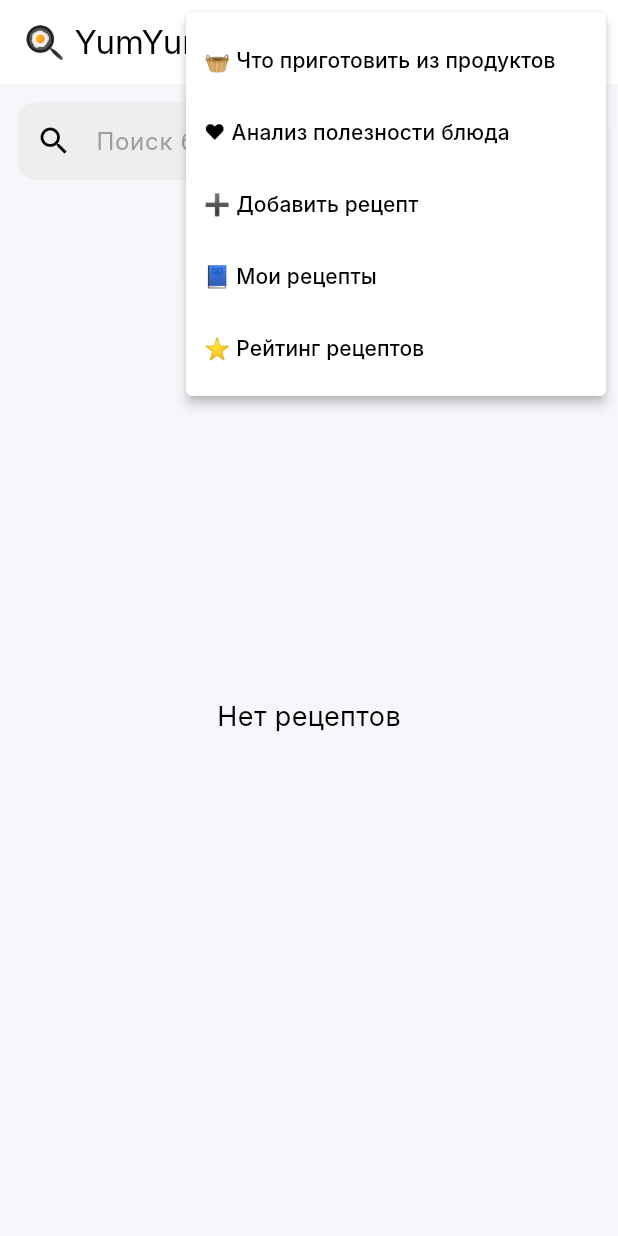
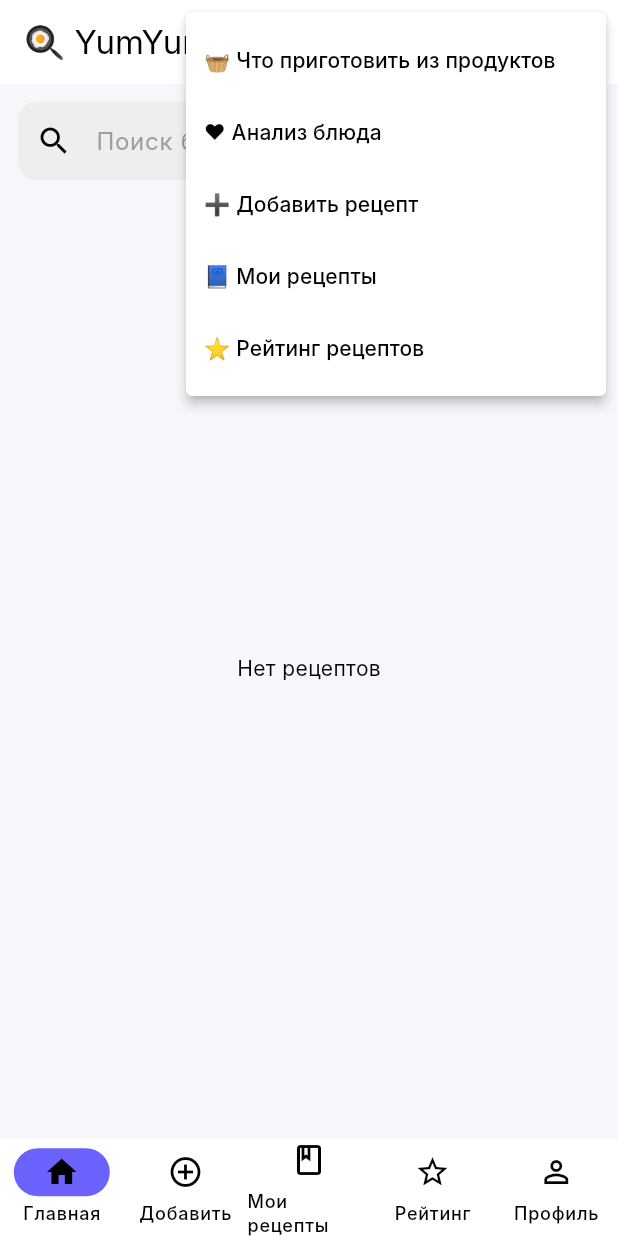
Before and after one commit to dicaaTok/YumYum, a Flutter app: the screen it shows after launch, after a tap on the "more vert" icon, on a phone screen of 412 x 824 dp. Run offline on Flutter 3.47's test engine with Material 3 defaults, Android fonts, the phone set to English and light mode, and no system bars; our stand-ins replace flutter_dotenv, hive, hive_flutter, image_picker; accounts and stored records are empty; Roboto replaces fonts that are missing (Inter).

Commit message:
8.11.2025 UI

```diff
--- a/lib/main.dart
+++ b/lib/main.dart
@@ -1,6 +1,7 @@
 import 'package:flutter/material.dart';
 import 'package:hive_flutter/hive_flutter.dart';
 import 'package:flutter_dotenv/flutter_dotenv.dart';
+import 'package:yum_yum/screens/main_screen.dart';
 import 'package:yum_yum/theme/theme.dart';
 import 'models/user_recipe.dart';
 import 'theme/app_theme.dart' hide AppTheme;
@@ -30,7 +31,7 @@ class YumYumApp extends StatelessWidget {
       title: 'YumYum 🍳',
       debugShowCheckedModeBanner: false,
       theme: AppTheme.lightTheme,
-      home: const HomeScreen(),
+      home: const MainScreen(),
     );
   }
 }
--- a/lib/screens/home_screen.dart
+++ b/lib/screens/home_screen.dart
@@ -1,12 +1,13 @@
 import 'dart:io';
 import 'package:flutter/material.dart';
 import 'package:image_picker/image_picker.dart';
+
+import '../models/user_recipe.dart';
+import '../widgets/recipe_card.dart';
+
 import '../services/hf_service.dart';
 import '../services/ai_service.dart';
 import '../services/recipe_storage_service.dart';
-import '../models/user_recipe.dart';
-import '../models/recipe.dart';
-import '../widgets/recipe_card.dart';
 
 import 'ingredients_screen.dart';
 import 'add_recipe_screen.dart';
@@ -24,9 +25,9 @@ class HomeScreen extends StatefulWidget {
 class _HomeScreenState extends State<HomeScreen> {
   File? _image;
   String? _recognizedDish;
-  String _search = "";
   bool _loading = false;
 
+  String _search = "";
   List<UserRecipe> _allRecipes = [];
 
   @override
@@ -58,16 +59,17 @@ class _HomeScreenState extends State<HomeScreen> {
       final recipeText = await AIService.getRecipeFromOpenAI(label);
 
       final newRecipe = UserRecipe(
-        title: _recognizedDish ?? 'Без названия',
-        description: recipeText ?? '',
-        ingredients: ['Не указано'],
-        steps: ['Шаги не распознаны'],
+        title: _recognizedDish ?? "Без названия",
+        description: recipeText ?? "",
+        ingredients: ["нет данных"],
+        steps: ["нет данных"],
       );
 
       await RecipeStorageService.addRecipe(newRecipe);
       _loadRecipes();
+
     } catch (e) {
-      print("Ошибка распознавания: $e");
+      print("Ошибка: $e");
     }
 
     setState(() => _loading = false);
@@ -81,7 +83,7 @@ class _HomeScreenState extends State<HomeScreen> {
 
     return Scaffold(
       appBar: AppBar(
-        title: const Text("🍳 YumYum — Книжка рецептов"),
+        title: const Text("🍳 YumYum"),
         actions: [
           IconButton(
             icon: const Icon(Icons.camera_alt_outlined),
@@ -93,43 +95,65 @@ class _HomeScreenState extends State<HomeScreen> {
             itemBuilder: (context) => [
               PopupMenuItem(
                 child: const Text("🧺 Что приготовить из продуктов"),
-                onTap: () => Future.delayed(
-                    const Duration(milliseconds: 100),
-                        () => Navigator.push(context,
-                        MaterialPageRoute(builder: (_) => const IngredientsScreen()))),
-              ),
-              PopupMenuItem(
-                child: const Text("❤️ Анализ полезности блюда"),
-                onTap: () => Future.delayed(
-                    const Duration(milliseconds: 100),
-                        () => Navigator.push(context,
-                        MaterialPageRoute(builder: (_) => const AnalyzeDishScreen()))),
-              ),
-              PopupMenuItem(
-                child: const Text("➕ Добавить рецепт"),
-                onTap: () => Future.delayed(
-                    const Duration(milliseconds: 100),
-                        () => Navigator.push(context,
-                        MaterialPageRoute(builder: (_) => const AddRecipeScreen()))),
-              ),
-              PopupMenuItem(
-                child: const Text("📘 Мои рецепты"),
-                onTap: () => Future.delayed(
-                    const Duration(milliseconds: 100),
-                        () => Navigator.push(context,
-                        MaterialPageRoute(builder: (_) => const MyRecipesScreen()))),
-              ),
-              PopupMenuItem(
-                child: const Text("⭐ Рейтинг рецептов"),
                 onTap: () {
-                  final converted = _allRecipes.map((u) => u.toRecipe()).toList();
-
                   Future.delayed(
                       const Duration(milliseconds: 100),
                           () => Navigator.push(
                           context,
                           MaterialPageRoute(
-                              builder: (_) => RatingScreen(recipes: converted))));
+                              builder: (_) => const IngredientsScreen())));
+                },
+              ),
+
+              PopupMenuItem(
+                child: const Text("❤️ Анализ блюда"),
+                onTap: () {
+                  Future.delayed(
+                      const Duration(milliseconds: 100),
+                          () => Navigator.push(
+                          context,
+                          MaterialPageRoute(
+                              builder: (_) => const AnalyzeDishScreen())));
+                },
+              ),
+
+              PopupMenuItem(
+                child: const Text("➕ Добавить рецепт"),
+                onTap: () {
+                  Future.delayed(
+                      const Duration(milliseconds: 100),
+                          () => Navigator.push(
+                          context,
+                          MaterialPageRoute(
+                              builder: (_) => const AddRecipeScreen())));
+                },
+              ),
+
+              PopupMenuItem(
+                child: const Text("📘 Мои рецепты"),
+                onTap: () {
+                  Future.delayed(
+                      const Duration(milliseconds: 100),
+                          () => Navigator.push(
+                          context,
+                          MaterialPageRoute(
+                              builder: (_) => const MyRecipesScreen())));
+                },
+              ),
+
+              PopupMenuItem(
+                child: const Text("⭐ Рейтинг рецептов"),
+                onTap: () {
+                  Future.delayed(
+                      const Duration(milliseconds: 100),
+                          () => Navigator.push(
+                          context,
+                          MaterialPageRoute(
+                              builder: (_) => RatingScreen(
+                                recipes: _allRecipes
+                                    .map((u) => u.toRecipe())
+                                    .toList(),
+                              ))));
                 },
               ),
             ],
@@ -160,20 +184,16 @@ class _HomeScreenState extends State<HomeScreen> {
           else
             Expanded(
               child: filtered.isEmpty
-                  ? const Center(
-                child: Text("Нет рецептов", style: TextStyle(fontSize: 18)),
-              )
+                  ? const Center(child: Text("Нет рецептов"))
                   : ListView.builder(
                 padding: const EdgeInsets.all(12),
                 itemCount: filtered.length,
                 itemBuilder: (context, i) {
-                  final u = filtered[i];
-                  final recipe = u.toRecipe();
-
-                  return RecipeCard(recipe: recipe);
+                  final recipe = filtered[i];
+                  return RecipeCard(recipe: recipe.toRecipe());
                 },
               ),
-            ),
+            )
         ],
       ),
     );
--- /dev/null
+++ b/lib/screens/main_screen.dart
@@ -0,0 +1,66 @@
+import 'package:flutter/material.dart';
+import 'home_screen.dart';
+import 'add_recipe_screen.dart';
+import 'my_recipes_screen.dart';
+import 'rating_screen.dart';
+
+class MainScreen extends StatefulWidget {
+  const MainScreen({super.key});
+
+  @override
+  State<MainScreen> createState() => _MainScreenState();
+}
+
+class _MainScreenState extends State<MainScreen> {
+  int _currentIndex = 0;
+
+  final List<Widget> _pages = [
+    const HomeScreen(),
+    const AddRecipeScreen(),
+    const MyRecipesScreen(),
+    RatingScreen(recipes: const []), // обновится из HomeScreen
+    const Placeholder(), // профиль сделаешь позже
+  ];
+
+  @override
+  Widget build(BuildContext context) {
+    return Scaffold(
+      body: _pages[_currentIndex],
+
+      bottomNavigationBar: NavigationBar(
+        height: 65,
+        selectedIndex: _currentIndex,
+        onDestinationSelected: (index) {
+          setState(() => _currentIndex = index);
+        },
+        destinations: const [
+          NavigationDestination(
+            icon: Icon(Icons.home_outlined),
+            selectedIcon: Icon(Icons.home),
+            label: "Главная",
+          ),
+          NavigationDestination(
+            icon: Icon(Icons.add_circle_outline),
+            selectedIcon: Icon(Icons.add_circle),
+            label: "Добавить",
+          ),
+          NavigationDestination(
+            icon: Icon(Icons.book_outlined),
+            selectedIcon: Icon(Icons.book),
+            label: "Мои рецепты",
+          ),
+          NavigationDestination(
+            icon: Icon(Icons.star_border),
+            selectedIcon: Icon(Icons.star),
+            label: "Рейтинг",
+          ),
+          NavigationDestination(
+            icon: Icon(Icons.person_outline),
+            selectedIcon: Icon(Icons.person),
+            label: "Профиль",
+          ),
+        ],
+      ),
+    );
+  }
+}
```
Also changed, not shown: lib/screens/main_navigation.dart (deleted, +0 -42 lines).
